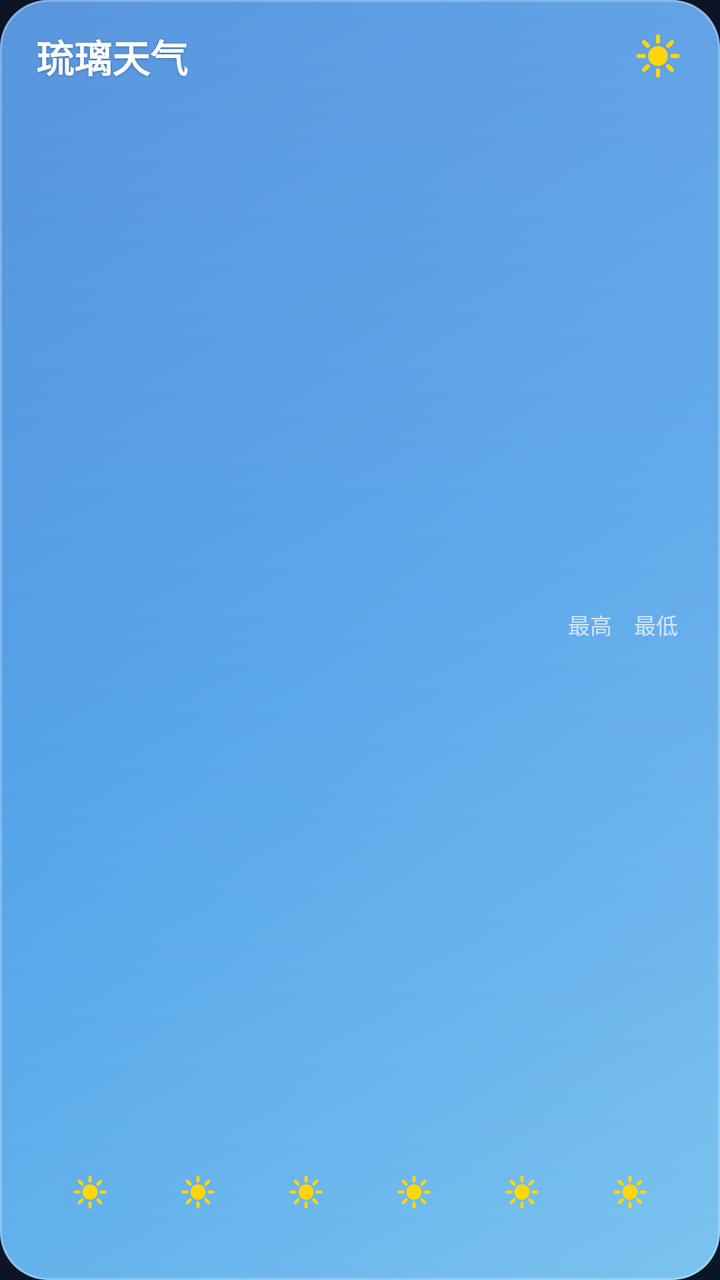
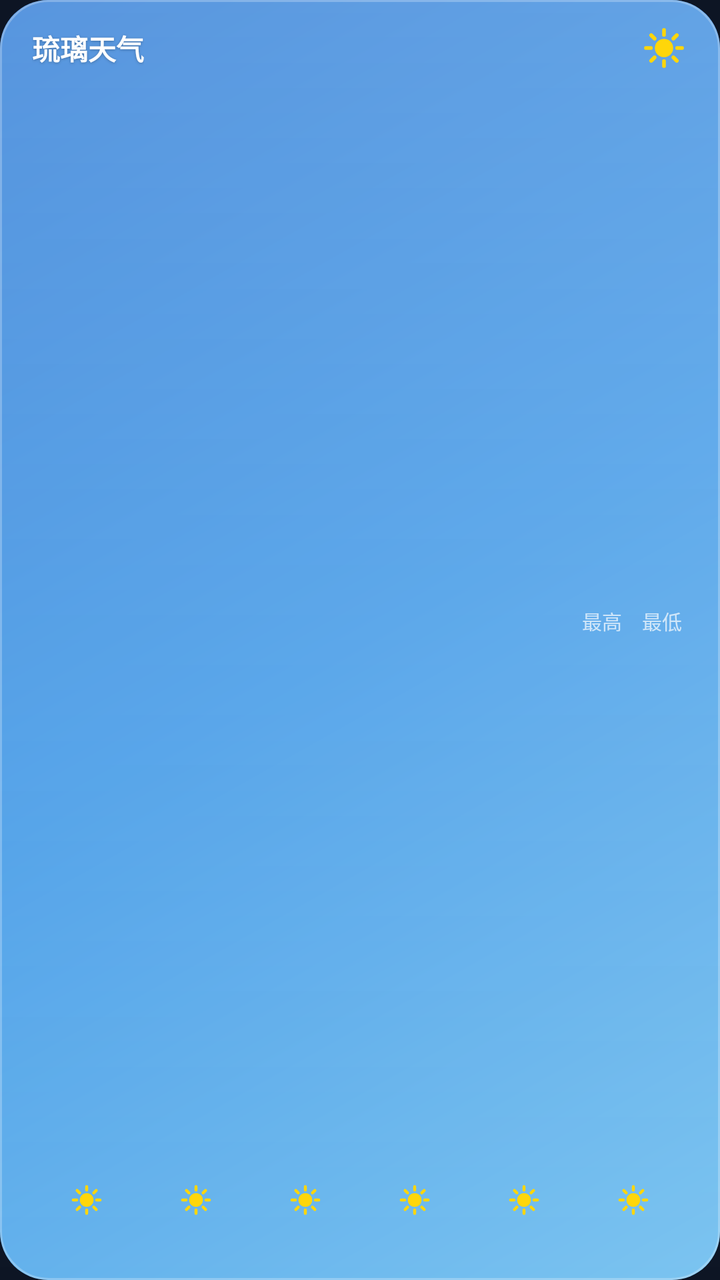

The first picture is an Android layout as it rendered before a commit; the second is the same layout after the commit. The layout source and the unified diff follow.
<!-- AndroidManifest.xml: application theme Theme.LiquidWeather -->
<!-- res/layout/widget_weather_wide.xml -->
<?xml version="1.0" encoding="utf-8"?>
<FrameLayout xmlns:android="http://schemas.android.com/apk/res/android"
    android:id="@+id/widget_root"
    android:layout_width="match_parent"
    android:layout_height="match_parent"
    android:background="@drawable/widget_bg_sunny"
    android:paddingStart="18dp"
    android:paddingTop="14dp"
    android:paddingEnd="18dp"
    android:paddingBottom="10dp">

    <LinearLayout
        android:layout_width="match_parent"
        android:layout_height="match_parent"
        android:orientation="vertical">

        
        <LinearLayout
            android:layout_width="match_parent"
            android:layout_height="wrap_content"
            android:gravity="center_vertical"
            android:orientation="horizontal">

            <TextView
                android:id="@+id/widget_city"
                android:layout_width="wrap_content"
                android:layout_height="wrap_content"
                android:ellipsize="end"
                android:maxLines="1"
                android:shadowColor="#40000000"
                android:shadowDx="0"
                android:shadowDy="1"
                android:shadowRadius="3"
                android:text="@string/app_name"
                android:textColor="#FFFFFFFF"
                android:textSize="19sp"
                android:textStyle="bold" />

            <ImageView
                android:id="@+id/widget_location_arrow"
                android:layout_width="12dp"
                android:layout_height="12dp"
                android:layout_marginStart="5dp"
                android:contentDescription="@null"
                android:src="@drawable/ic_location_arrow"
                android:visibility="gone" />

            <TextView android:layout_width="0dp" android:layout_height="1dp" android:layout_weight="1" />

            <ImageView
                android:id="@+id/widget_icon"
                android:layout_width="26dp"
                android:layout_height="26dp"
                android:contentDescription="@null"
                android:src="@drawable/ic_w_sunny" />
        </LinearLayout>

        
        <LinearLayout
            android:layout_width="match_parent"
            android:layout_height="0dp"
            android:layout_weight="1"
            android:gravity="center_vertical"
            android:orientation="horizontal">

            <TextView
                android:id="@+id/widget_temp"
                android:layout_width="wrap_content"
                android:layout_height="wrap_content"
                android:fontFamily="sans-serif-light"
                android:shadowColor="#40000000"
                android:shadowDx="0"
                android:shadowDy="1"
                android:shadowRadius="4"
                android:textColor="#FFFFFFFF"
                android:textSize="52sp" />

            <TextView android:layout_width="0dp" android:layout_height="1dp" android:layout_weight="1" />

            <LinearLayout
                android:layout_width="wrap_content"
                android:layout_height="wrap_content"
                android:gravity="end"
                android:orientation="vertical">

                <TextView
                    android:id="@+id/widget_condition"
                    android:layout_width="wrap_content"
                    android:layout_height="wrap_content"
                    android:alpha="0.92"
                    android:ellipsize="end"
                    android:maxLines="1"
                    android:textColor="#FFFFFFFF"
                    android:textSize="14sp" />

                <LinearLayout
                    android:layout_width="wrap_content"
                    android:layout_height="wrap_content"
                    android:layout_marginTop="3dp"
                    android:gravity="center_vertical"
                    android:orientation="horizontal">

                    <TextView
                        android:layout_width="wrap_content"
                        android:layout_height="wrap_content"
                        android:alpha="0.7"
                        android:text="@string/widget_high_label"
                        android:textColor="#FFFFFFFF"
                        android:textSize="11sp" />

                    <TextView
                        android:id="@+id/widget_high"
                        android:layout_width="wrap_content"
                        android:layout_height="wrap_content"
                        android:layout_marginStart="3dp"
                        android:textColor="#FFFFFFFF"
                        android:textSize="16sp" />

                    <TextView
                        android:layout_width="wrap_content"
                        android:layout_height="wrap_content"
                        android:layout_marginStart="8dp"
                        android:alpha="0.7"
                        android:text="@string/widget_low_label"
                        android:textColor="#FFFFFFFF"
                        android:textSize="11sp" />

                    <TextView
                        android:id="@+id/widget_low"
                        android:layout_width="wrap_content"
                        android:layout_height="wrap_content"
                        android:layout_marginStart="3dp"
                        android:textColor="#FFFFFFFF"
                        android:textSize="16sp" />
                </LinearLayout>
            </LinearLayout>
        </LinearLayout>

        
        <LinearLayout
            android:layout_width="match_parent"
            android:layout_height="wrap_content"
            android:layout_marginTop="6dp"
            android:orientation="horizontal">

            <LinearLayout
                android:id="@+id/hour_1"
                android:layout_width="0dp"
                android:layout_height="wrap_content"
                android:layout_weight="1"
                android:gravity="center_horizontal"
                android:orientation="vertical">

                <TextView
                    android:id="@+id/hour_1_time"
                    android:layout_width="wrap_content"
                    android:layout_height="wrap_content"
                    android:alpha="0.82"
                    android:textColor="#FFFFFFFF"
                    android:textSize="11sp" />

                <ImageView
                    android:id="@+id/hour_1_icon"
                    android:layout_width="20dp"
                    android:layout_height="20dp"
                    android:layout_marginTop="5dp"
                    android:contentDescription="@null"
                    android:src="@drawable/ic_w_sunny" />

                <TextView
                    android:id="@+id/hour_1_temp"
                    android:layout_width="wrap_content"
                    android:layout_height="wrap_content"
                    android:layout_marginTop="5dp"
                    android:textColor="#FFFFFFFF"
                    android:textSize="14sp" />
            </LinearLayout>

            <LinearLayout
                android:id="@+id/hour_2"
                android:layout_width="0dp"
                android:layout_height="wrap_content"
                android:layout_weight="1"
                android:gravity="center_horizontal"
                android:orientation="vertical">

                <TextView
                    android:id="@+id/hour_2_time"
                    android:layout_width="wrap_content"
                    android:layout_height="wrap_content"
                    android:alpha="0.82"
                    android:textColor="#FFFFFFFF"
                    android:textSize="11sp" />

                <ImageView
                    android:id="@+id/hour_2_icon"
                    android:layout_width="20dp"
                    android:layout_height="20dp"
                    android:layout_marginTop="5dp"
                    android:contentDescription="@null"
                    android:src="@drawable/ic_w_sunny" />

                <TextView
                    android:id="@+id/hour_2_temp"
                    android:layout_width="wrap_content"
                    android:layout_height="wrap_content"
                    android:layout_marginTop="5dp"
                    android:textColor="#FFFFFFFF"
                    android:textSize="14sp" />
            </LinearLayout>

            <LinearLayout
                android:id="@+id/hour_3"
                android:layout_width="0dp"
                android:layout_height="wrap_content"
                android:layout_weight="1"
                android:gravity="center_horizontal"
                android:orientation="vertical">

                <TextView
                    android:id="@+id/hour_3_time"
                    android:layout_width="wrap_content"
                    android:layout_height="wrap_content"
                    android:alpha="0.82"
                    android:textColor="#FFFFFFFF"
                    android:textSize="11sp" />

                <ImageView
                    android:id="@+id/hour_3_icon"
                    android:layout_width="20dp"
                    android:layout_height="20dp"
                    android:layout_marginTop="5dp"
                    android:contentDescription="@null"
                    android:src="@drawable/ic_w_sunny" />

                <TextView
                    android:id="@+id/hour_3_temp"
                    android:layout_width="wrap_content"
                    android:layout_height="wrap_content"
                    android:layout_marginTop="5dp"
                    android:textColor="#FFFFFFFF"
                    android:textSize="14sp" />
            </LinearLayout>

            <LinearLayout
                android:id="@+id/hour_4"
                android:layout_width="0dp"
                android:layout_height="wrap_content"
                android:layout_weight="1"
                android:gravity="center_horizontal"
                android:orientation="vertical">

                <TextView
                    android:id="@+id/hour_4_time"
                    android:layout_width="wrap_content"
                    android:layout_height="wrap_content"
                    android:alpha="0.82"
                    android:textColor="#FFFFFFFF"
                    android:textSize="11sp" />

                <ImageView
                    android:id="@+id/hour_4_icon"
                    android:layout_width="20dp"
                    android:layout_height="20dp"
                    android:layout_marginTop="5dp"
                    android:contentDescription="@null"
                    android:src="@drawable/ic_w_sunny" />

                <TextView
                    android:id="@+id/hour_4_temp"
                    android:layout_width="wrap_content"
                    android:layout_height="wrap_content"
                    android:layout_marginTop="5dp"
                    android:textColor="#FFFFFFFF"
                    android:textSize="14sp" />
            </LinearLayout>

            <LinearLayout
                android:id="@+id/hour_5"
                android:layout_width="0dp"
                android:layout_height="wrap_content"
                android:layout_weight="1"
                android:gravity="center_horizontal"
                android:orientation="vertical">

                <TextView
                    android:id="@+id/hour_5_time"
                    android:layout_width="wrap_content"
                    android:layout_height="wrap_content"
                    android:alpha="0.82"
                    android:textColor="#FFFFFFFF"
                    android:textSize="11sp" />

                <ImageView
                    android:id="@+id/hour_5_icon"
                    android:layout_width="20dp"
                    android:layout_height="20dp"
                    android:layout_marginTop="5dp"
                    android:contentDescription="@null"
                    android:src="@drawable/ic_w_sunny" />

                <TextView
                    android:id="@+id/hour_5_temp"
                    android:layout_width="wrap_content"
                    android:layout_height="wrap_content"
                    android:layout_marginTop="5dp"
                    android:textColor="#FFFFFFFF"
                    android:textSize="14sp" />
            </LinearLayout>

            <LinearLayout
                android:id="@+id/hour_6"
                android:layout_width="0dp"
                android:layout_height="wrap_content"
                android:layout_weight="1"
                android:gravity="center_horizontal"
                android:orientation="vertical">

                <TextView
                    android:id="@+id/hour_6_time"
                    android:layout_width="wrap_content"
                    android:layout_height="wrap_content"
                    android:alpha="0.82"
                    android:textColor="#FFFFFFFF"
                    android:textSize="11sp" />

                <ImageView
                    android:id="@+id/hour_6_icon"
                    android:layout_width="20dp"
                    android:layout_height="20dp"
                    android:layout_marginTop="5dp"
                    android:contentDescription="@null"
                    android:src="@drawable/ic_w_sunny" />

                <TextView
                    android:id="@+id/hour_6_temp"
                    android:layout_width="wrap_content"
                    android:layout_height="wrap_content"
                    android:layout_marginTop="5dp"
                    android:textColor="#FFFFFFFF"
                    android:textSize="14sp" />
            </LinearLayout>
        </LinearLayout>
    </LinearLayout>
</FrameLayout>
<!-- resources referenced by this layout -->
<resources>
  <!-- drawable ic_location_arrow (drawable) -->
  <?xml version="1.0" encoding="utf-8"?>
  <vector xmlns:android="http://schemas.android.com/apk/res/android"
      android:width="24dp"
      android:height="24dp"
      android:viewportWidth="24"
      android:viewportHeight="24">
      
      <path
          android:strokeColor="#FFFFFF"
          android:strokeWidth="2.6"
          android:strokeLineCap="round"
          android:strokeLineJoin="round"
          android:pathData="M5,19 L18,6 M18,6 L9.5,6 M18,6 L18,14.5" />
  </vector>
  <!-- drawable ic_w_sunny (drawable) -->
  <?xml version="1.0" encoding="utf-8"?>
  <vector xmlns:android="http://schemas.android.com/apk/res/android"
      android:width="24dp"
      android:height="24dp"
      android:viewportWidth="24"
      android:viewportHeight="24">
      
      <path
          android:fillColor="#FFD60A"
          android:pathData="M12,7.4a4.6,4.6 0 1,0 0.01,0z" />
      <path
          android:strokeColor="#FFD60A"
          android:strokeWidth="1.9"
          android:strokeLineCap="round"
          android:pathData="M12,5.4V3M12,18.6V21M5.4,12H3M18.6,12H21M16.7,7.3L18.4,5.6M5.6,5.6L7.3,7.3M16.7,16.7L18.4,18.4M5.6,18.4L7.3,16.7" />
  </vector>
  <!-- drawable widget_bg_sunny (drawable) -->
  <?xml version="1.0" encoding="utf-8"?>
  <layer-list xmlns:android="http://schemas.android.com/apk/res/android">
      <item>
          <shape>
              <corners android:radius="24dp" />
              <gradient
                  android:angle="315"
                  android:startColor="#FF2E7BD6"
                  android:centerColor="#FF4A9EE8"
                  android:endColor="#FF7BC4F0" />
          </shape>
      </item>
      
      <item android:gravity="top">
          <shape>
              <corners
                  android:topLeftRadius="24dp"
                  android:topRightRadius="24dp" />
              <gradient
                  android:angle="270"
                  android:startColor="#33FFFFFF"
                  android:endColor="#00FFFFFF" />
          </shape>
      </item>
      <item>
          <shape>
              <corners android:radius="24dp" />
              <stroke
                  android:width="1dp"
                  android:color="#40FFFFFF" />
          </shape>
      </item>
  </layer-list>
  <string name="app_name">琉璃天气</string>
  <string name="widget_high_label">最高</string>
  <string name="widget_low_label">最低</string>
  <style name="Theme.LiquidWeather" parent="Theme.Material3.DayNight.NoActionBar">
          <item name="android:statusBarColor">@android:color/transparent</item>
          <item name="android:navigationBarColor">@android:color/transparent</item>
          <item name="android:windowLightStatusBar">false</item>
          <item name="android:windowBackground">@color/window_bg</item>
      </style>
  <color name="window_bg">#0D1524</color>
</resources>

<!-- the commit's change to res/layout/widget_weather_wide.xml (unified diff, before → after) -->
@@ -4,10 +4,10 @@
     android:layout_width="match_parent"
     android:layout_height="match_parent"
     android:background="@drawable/widget_bg_sunny"
-    android:paddingStart="18dp"
-    android:paddingTop="14dp"
-    android:paddingEnd="18dp"
-    android:paddingBottom="10dp">
+    android:paddingStart="16dp"
+    android:paddingTop="12dp"
+    android:paddingEnd="16dp"
+    android:paddingBottom="8dp">
 
     <LinearLayout
         android:layout_width="match_parent"
@@ -21,36 +21,46 @@
             android:gravity="center_vertical"
             android:orientation="horizontal">
 
-            <TextView
-                android:id="@+id/widget_city"
-                android:layout_width="wrap_content"
-                android:layout_height="wrap_content"
-                android:ellipsize="end"
-                android:maxLines="1"
-                android:shadowColor="#40000000"
-                android:shadowDx="0"
-                android:shadowDy="1"
-                android:shadowRadius="3"
-                android:text="@string/app_name"
-                android:textColor="#FFFFFFFF"
-                android:textSize="19sp"
-                android:textStyle="bold" />
-
-            <ImageView
-                android:id="@+id/widget_location_arrow"
-                android:layout_width="12dp"
-                android:layout_height="12dp"
-                android:layout_marginStart="5dp"
-                android:contentDescription="@null"
-                android:src="@drawable/ic_location_arrow"
-                android:visibility="gone" />
-
-            <TextView android:layout_width="0dp" android:layout_height="1dp" android:layout_weight="1" />
+            <LinearLayout
+                android:layout_width="0dp"
+                android:layout_height="wrap_content"
+                android:layout_weight="1"
+                android:gravity="center_vertical"
+                android:orientation="horizontal">
+
+                <TextView
+                    android:id="@+id/widget_city"
+                    android:layout_width="wrap_content"
+                    android:layout_height="wrap_content"
+                    android:autoSizeMaxTextSize="19sp"
+                    android:autoSizeMinTextSize="11sp"
+                    android:autoSizeStepGranularity="1sp"
+                    android:autoSizeTextType="uniform"
+                    android:ellipsize="end"
+                    android:maxLines="1"
+                    android:shadowColor="#40000000"
+                    android:shadowDx="0"
+                    android:shadowDy="1"
+                    android:shadowRadius="3"
+                    android:text="@string/app_name"
+                    android:textColor="#FFFFFFFF"
+                    android:textStyle="bold" />
+
+                <ImageView
+                    android:id="@+id/widget_location_arrow"
+                    android:layout_width="11dp"
+                    android:layout_height="11dp"
+                    android:layout_marginStart="4dp"
+                    android:contentDescription="@null"
+                    android:src="@drawable/ic_location_arrow"
+                    android:visibility="gone" />
+            </LinearLayout>
 
             <ImageView
                 android:id="@+id/widget_icon"
-                android:layout_width="26dp"
-                android:layout_height="26dp"
+                android:layout_width="24dp"
+                android:layout_height="24dp"
+                android:layout_marginStart="6dp"
                 android:contentDescription="@null"
                 android:src="@drawable/ic_w_sunny" />
         </LinearLayout>
@@ -63,17 +73,22 @@
             android:gravity="center_vertical"
             android:orientation="horizontal">
 
+            
             <TextView
                 android:id="@+id/widget_temp"
                 android:layout_width="wrap_content"
-                android:layout_height="wrap_content"
+                android:layout_height="match_parent"
+                android:autoSizeMaxTextSize="50sp"
+                android:autoSizeMinTextSize="18sp"
+                android:autoSizeStepGranularity="2sp"
+                android:autoSizeTextType="uniform"
                 android:fontFamily="sans-serif-light"
+                android:gravity="center_vertical"
                 android:shadowColor="#40000000"
                 android:shadowDx="0"
                 android:shadowDy="1"
                 android:shadowRadius="4"
-                android:textColor="#FFFFFFFF"
-                android:textSize="52sp" />
+                android:textColor="#FFFFFFFF" />
 
             <TextView android:layout_width="0dp" android:layout_height="1dp" android:layout_weight="1" />
 
@@ -87,16 +102,19 @@
                     android:id="@+id/widget_condition"
                     android:layout_width="wrap_content"
                     android:layout_height="wrap_content"
+                    android:autoSizeMaxTextSize="14sp"
+                    android:autoSizeMinTextSize="9sp"
+                    android:autoSizeStepGranularity="1sp"
+                    android:autoSizeTextType="uniform"
                     android:alpha="0.92"
                     android:ellipsize="end"
                     android:maxLines="1"
-                    android:textColor="#FFFFFFFF"
-                    android:textSize="14sp" />
+                    android:textColor="#FFFFFFFF" />
 
                 <LinearLayout
                     android:layout_width="wrap_content"
                     android:layout_height="wrap_content"
-                    android:layout_marginTop="3dp"
+                    android:layout_marginTop="2dp"
                     android:gravity="center_vertical"
                     android:orientation="horizontal">
 
@@ -106,32 +124,38 @@
                         android:alpha="0.7"
                         android:text="@string/widget_high_label"
                         android:textColor="#FFFFFFFF"
-                        android:textSize="11sp" />
+                        android:textSize="10sp" />
 
                     <TextView
                         android:id="@+id/widget_high"
                         android:layout_width="wrap_content"
                         android:layout_height="wrap_content"
                         android:layout_marginStart="3dp"
-                        android:textColor="#FFFFFFFF"
-                        android:textSize="16sp" />
+                        android:autoSizeMaxTextSize="16sp"
+                        android:autoSizeMinTextSize="10sp"
+                        android:autoSizeStepGranularity="1sp"
+                        android:autoSizeTextType="uniform"
+                        android:textColor="#FFFFFFFF" />
 
                     <TextView
                         android:layout_width="wrap_content"
                         android:layout_height="wrap_content"
-                        android:layout_marginStart="8dp"
+                        android:layout_marginStart="7dp"
                         android:alpha="0.7"
                         android:text="@string/widget_low_label"
                         android:textColor="#FFFFFFFF"
-                        android:textSize="11sp" />
+                        android:textSize="10sp" />
 
                     <TextView
                         android:id="@+id/widget_low"
                         android:layout_width="wrap_content"
                         android:layout_height="wrap_content"
                         android:layout_marginStart="3dp"
-                        android:textColor="#FFFFFFFF"
-                        android:textSize="16sp" />
+                        android:autoSizeMaxTextSize="16sp"
+                        android:autoSizeMinTextSize="10sp"
+                        android:autoSizeStepGranularity="1sp"
+                        android:autoSizeTextType="uniform"
+                        android:textColor="#FFFFFFFF" />
                 </LinearLayout>
             </LinearLayout>
         </LinearLayout>
@@ -140,7 +164,7 @@
         <LinearLayout
             android:layout_width="match_parent"
             android:layout_height="wrap_content"
-            android:layout_marginTop="6dp"
+            android:layout_marginTop="4dp"
             android:orientation="horizontal">
 
             <LinearLayout
@@ -156,14 +180,18 @@
                     android:layout_width="wrap_content"
                     android:layout_height="wrap_content"
                     android:alpha="0.82"
-                    android:textColor="#FFFFFFFF"
-                    android:textSize="11sp" />
+                    android:autoSizeMaxTextSize="11sp"
+                    android:autoSizeMinTextSize="7sp"
+                    android:autoSizeStepGranularity="1sp"
+                    android:autoSizeTextType="uniform"
+                    android:maxLines="1"
+                    android:textColor="#FFFFFFFF" />
 
                 <ImageView
                     android:id="@+id/hour_1_icon"
-                    android:layout_width="20dp"
-                    android:layout_height="20dp"
-                    android:layout_marginTop="5dp"
+                    android:layout_width="18dp"
+                    android:layout_height="18dp"
+                    android:layout_marginTop="4dp"
                     android:contentDescription="@null"
                     android:src="@drawable/ic_w_sunny" />
 
@@ -171,9 +199,12 @@
                     android:id="@+id/hour_1_temp"
                     android:layout_width="wrap_content"
                     android:layout_height="wrap_content"
-                    android:layout_marginTop="5dp"
-                    android:textColor="#FFFFFFFF"
-                    android:textSize="14sp" />
+                    android:layout_marginTop="4dp"
+                    android:autoSizeMaxTextSize="14sp"
+                    android:autoSizeMinTextSize="9sp"
+                    android:autoSizeStepGranularity="1sp"
+                    android:autoSizeTextType="uniform"
+                    android:textColor="#FFFFFFFF" />
             </LinearLayout>
 
             <LinearLayout
@@ -189,14 +220,18 @@
                     android:layout_width="wrap_content"
                     android:layout_height="wrap_content"
                     android:alpha="0.82"
-                    android:textColor="#FFFFFFFF"
-                    android:textSize="11sp" />
+                    android:autoSizeMaxTextSize="11sp"
+                    android:autoSizeMinTextSize="7sp"
+                    android:autoSizeStepGranularity="1sp"
+                    android:autoSizeTextType="uniform"
+                    android:maxLines="1"
+                    android:textColor="#FFFFFFFF" />
 
                 <ImageView
                     android:id="@+id/hour_2_icon"
-                    android:layout_width="20dp"
-                    android:layout_height="20dp"
-                    android:layout_marginTop="5dp"
+                    android:layout_width="18dp"
+                    android:layout_height="18dp"
+                    android:layout_marginTop="4dp"
                     android:contentDescription="@null"
                     android:src="@drawable/ic_w_sunny" />
 
@@ -204,9 +239,12 @@
                     android:id="@+id/hour_2_temp"
                     android:layout_width="wrap_content"
                     android:layout_height="wrap_content"
-                    android:layout_marginTop="5dp"
-                    android:textColor="#FFFFFFFF"
-                    android:textSize="14sp" />
+                    android:layout_marginTop="4dp"
+                    android:autoSizeMaxTextSize="14sp"
+                    android:autoSizeMinTextSize="9sp"
+                    android:autoSizeStepGranularity="1sp"
+                    android:autoSizeTextType="uniform"
+                    android:textColor="#FFFFFFFF" />
             </LinearLayout>
 
             <LinearLayout
@@ -222,14 +260,18 @@
                     android:layout_width="wrap_content"
                     android:layout_height="wrap_content"
                     android:alpha="0.82"
-                    android:textColor="#FFFFFFFF"
-                    android:textSize="11sp" />
+                    android:autoSizeMaxTextSize="11sp"
+                    android:autoSizeMinTextSize="7sp"
+                    android:autoSizeStepGranularity="1sp"
+                    android:autoSizeTextType="uniform"
+                    android:maxLines="1"
+                    android:textColor="#FFFFFFFF" />
 
                 <ImageView
                     android:id="@+id/hour_3_icon"
-                    android:layout_width="20dp"
-                    android:layout_height="20dp"
-                    android:layout_marginTop="5dp"
+                    android:layout_width="18dp"
+                    android:layout_height="18dp"
+                    android:layout_marginTop="4dp"
                     android:contentDescription="@null"
                     android:src="@drawable/ic_w_sunny" />
 
@@ -237,9 +279,12 @@
                     android:id="@+id/hour_3_temp"
                     android:layout_width="wrap_content"
                     android:layout_height="wrap_content"
-                    android:layout_marginTop="5dp"
-                    android:textColor="#FFFFFFFF"
-                    android:textSize="14sp" />
+                    android:layout_marginTop="4dp"
+                    android:autoSizeMaxTextSize="14sp"
+                    android:autoSizeMinTextSize="9sp"
+                    android:autoSizeStepGranularity="1sp"
+                    android:autoSizeTextType="uniform"
+                    android:textColor="#FFFFFFFF" />
             </LinearLayout>
 
             <LinearLayout
@@ -255,14 +300,18 @@
                     android:layout_width="wrap_content"
                     android:layout_height="wrap_content"
                     android:alpha="0.82"
-                    android:textColor="#FFFFFFFF"
-                    android:textSize="11sp" />
+                    android:autoSizeMaxTextSize="11sp"
+                    android:autoSizeMinTextSize="7sp"
+                    android:autoSizeStepGranularity="1sp"
+                    android:autoSizeTextType="uniform"
+                    android:maxLines="1"
+                    android:textColor="#FFFFFFFF" />
 
                 <ImageView
                     android:id="@+id/hour_4_icon"
-                    android:layout_width="20dp"
-                    android:layout_height="20dp"
-                    android:layout_marginTop="5dp"
+                    android:layout_width="18dp"
+                    android:layout_height="18dp"
+                    android:layout_marginTop="4dp"
                     android:contentDescription="@null"
                     android:src="@drawable/ic_w_sunny" />
 
@@ -270,9 +319,12 @@
                     android:id="@+id/hour_4_temp"
                     android:layout_width="wrap_content"
                     android:layout_height="wrap_content"
-                    android:layout_marginTop="5dp"
-                    android:textColor="#FFFFFFFF"
-                    android:textSize="14sp" />
+                    android:layout_marginTop="4dp"
+                    android:autoSizeMaxTextSize="14sp"
+                    android:autoSizeMinTextSize="9sp"
+                    android:autoSizeStepGranularity="1sp"
+                    android:autoSizeTextType="uniform"
+                    android:textColor="#FFFFFFFF" />
             </LinearLayout>
 
             <LinearLayout
@@ -288,14 +340,18 @@
                     android:layout_width="wrap_content"
                     android:layout_height="wrap_content"
                     android:alpha="0.82"
-                    android:textColor="#FFFFFFFF"
-                    android:textSize="11sp" />
+                    android:autoSizeMaxTextSize="11sp"
+                    android:autoSizeMinTextSize="7sp"
+                    android:autoSizeStepGranularity="1sp"
+                    android:autoSizeTextType="uniform"
+                    android:maxLines="1"
+                    android:textColor="#FFFFFFFF" />
 
                 <ImageView
                     android:id="@+id/hour_5_icon"
-                    android:layout_width="20dp"
-                    android:layout_height="20dp"
-                    android:layout_marginTop="5dp"
+                    android:layout_width="18dp"
+                    android:layout_height="18dp"
+                    android:layout_marginTop="4dp"
                     android:contentDescription="@null"
                     android:src="@drawable/ic_w_sunny" />
 
@@ -303,9 +359,12 @@
                     android:id="@+id/hour_5_temp"
                     android:layout_width="wrap_content"
                     android:layout_height="wrap_content"
-                    android:layout_marginTop="5dp"
-                    android:textColor="#FFFFFFFF"
-                    android:textSize="14sp" />
+                    android:layout_marginTop="4dp"
+                    android:autoSizeMaxTextSize="14sp"
+                    android:autoSizeMinTextSize="9sp"
+                    android:autoSizeStepGranularity="1sp"
+                    android:autoSizeTextType="uniform"
+                    android:textColor="#FFFFFFFF" />
             </LinearLayout>
 
             <LinearLayout
@@ -321,14 +380,18 @@
                     android:layout_width="wrap_content"
                     android:layout_height="wrap_content"
                     android:alpha="0.82"
-                    android:textColor="#FFFFFFFF"
-                    android:textSize="11sp" />
+                    android:autoSizeMaxTextSize="11sp"
+                    android:autoSizeMinTextSize="7sp"
+                    android:autoSizeStepGranularity="1sp"
+                    android:autoSizeTextType="uniform"
+                    android:maxLines="1"
+                    android:textColor="#FFFFFFFF" />
 
                 <ImageView
                     android:id="@+id/hour_6_icon"
-                    android:layout_width="20dp"
-                    android:layout_height="20dp"
-                    android:layout_marginTop="5dp"
+                    android:layout_width="18dp"
+                    android:layout_height="18dp"
+                    android:layout_marginTop="4dp"
                     android:contentDescription="@null"
                     android:src="@drawable/ic_w_sunny" />
 
@@ -336,9 +399,12 @@
                     android:id="@+id/hour_6_temp"
                     android:layout_width="wrap_content"
                     android:layout_height="wrap_content"
-                    android:layout_marginTop="5dp"
-                    android:textColor="#FFFFFFFF"
-                    android:textSize="14sp" />
+                    android:layout_marginTop="4dp"
+                    android:autoSizeMaxTextSize="14sp"
+                    android:autoSizeMinTextSize="9sp"
+                    android:autoSizeStepGranularity="1sp"
+                    android:autoSizeTextType="uniform"
+                    android:textColor="#FFFFFFFF" />
             </LinearLayout>
         </LinearLayout>
     </LinearLayout>
